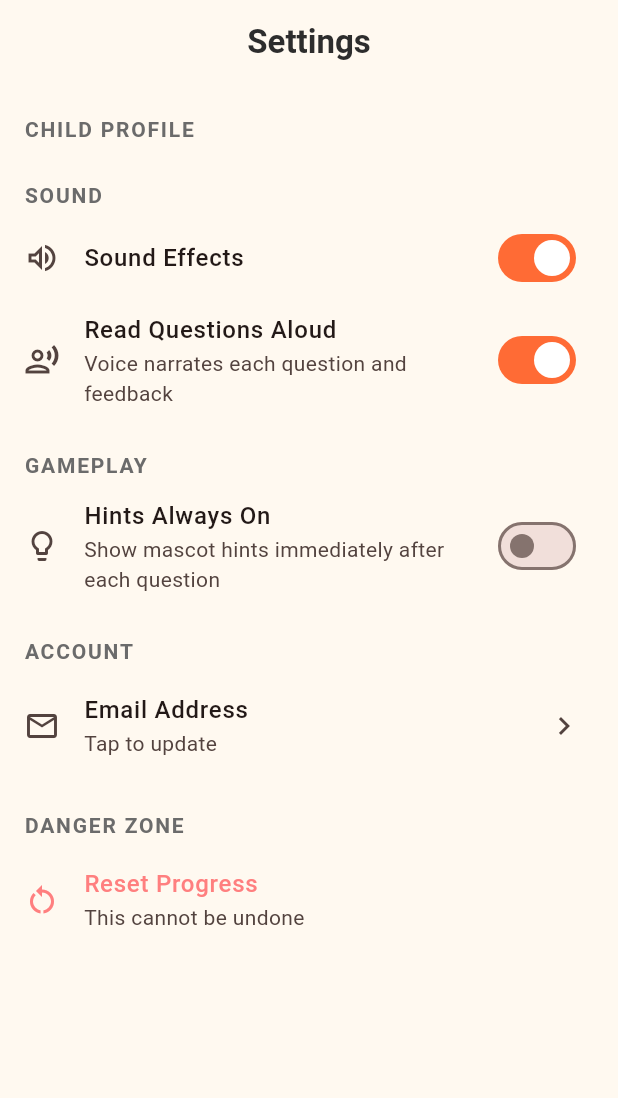
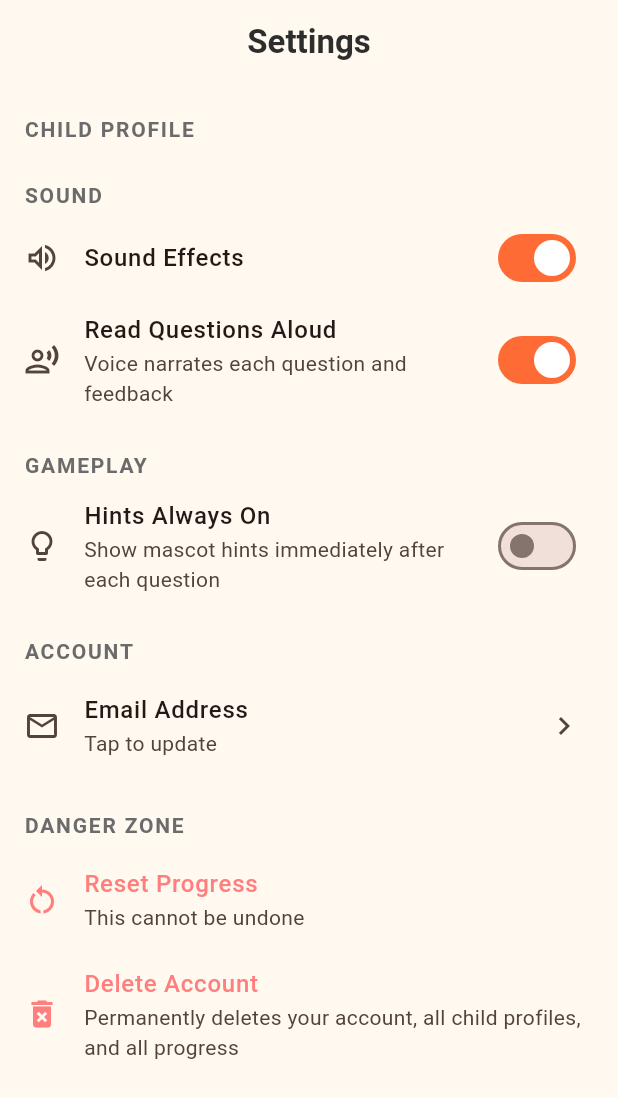
Before and after one commit to MultiplexerLab/mathmunch, a Flutter app: the SettingsScreen screen opened by its route, on a phone screen of 412 x 824 dp. Shown: the top 1098 px of the screen. Run offline on Flutter 3.47's test engine with Material 3 defaults, Android fonts, the phone set to English and light mode, and no system bars; our stand-ins replace audioplayers, flutter_animate, flutter_riverpod, flutter_tts, go_router, hive_flutter; accounts and stored records are empty; Roboto replaces fonts that are missing (Nunito).

Commit message:
Add account deletion (App Store Guideline 5.1.1v) and fix duplicate child bug
Apple requires apps that support account creation to also support
account deletion in-app, not just via a website. Added
AuthRepository.deleteAccount(), which removes the parent account,
every child profile, all stars/session history, and settings, then a
"Delete Account" entry in Settings' Danger Zone behind a confirmation
dialog. Verified with an isolated test covering both the delete path
and the no-account no-op case.

While writing that test, found createChild() was duplicating the new
child in childListProvider's in-memory state: addChildProfile()
mutates authStateProvider, which ChildRepository.build() watches, so
by the time the old manual `state = [...state, child]` line ran, the
watch-triggered rebuild had already included the child from Hive --
appending it again produced a duplicate entry. Removed the redundant
line; the rebuild already handles it correctly.

Co-Authored-By: Claude Sonnet 5 <noreply@anthropic.com>

```diff
--- a/lib/data/repositories/auth_repository.dart
+++ b/lib/data/repositories/auth_repository.dart
@@ -3,6 +3,7 @@ import 'dart:convert';
 import 'package:flutter_riverpod/flutter_riverpod.dart';
 import 'package:mathmunch/data/local/hive_service.dart';
 import 'package:mathmunch/data/models/parent_account.dart';
+import 'package:mathmunch/data/repositories/progress_repository.dart';
 import 'package:uuid/uuid.dart';
 
 // ---------------------------------------------------------------------------
@@ -113,6 +114,26 @@ class AuthRepository extends Notifier<AuthState> {
   void logout() {
     state = const AuthState();
   }
+
+  /// Apple App Store Review Guideline 5.1.1(v) -- apps that support account
+  /// creation must also support account deletion from within the app.
+  /// Permanently deletes the parent account, every child profile under it,
+  /// and all progress/session/settings data tied to this device.
+  Future<void> deleteAccount() async {
+    final account = state.parentAccount;
+    if (account == null) return;
+
+    final progress = ref.read(progressRepositoryProvider);
+    for (final childId in account.childProfileIds) {
+      await progress.resetAllProgress(childId);
+      await HiveService.childBox.delete(childId);
+    }
+
+    await HiveService.settingsBox.clear();
+    await HiveService.parentBox.delete(account.id);
+
+    state = const AuthState();
+  }
 }
 
 final authStateProvider = NotifierProvider<AuthRepository, AuthState>(
--- a/lib/data/repositories/child_repository.dart
+++ b/lib/data/repositories/child_repository.dart
@@ -29,8 +29,11 @@ class ChildRepository extends Notifier<List<ChildProfile>> {
       parentAccountId: account.id,
     );
     await HiveService.childBox.put(child.id, child);
+    // addChildProfile() mutates authStateProvider, which this notifier
+    // watches -- that alone invalidates/rebuilds this provider's state from
+    // Hive (now including this child), so no manual state update is needed
+    // here. Appending again on top of that rebuilt state would duplicate it.
     await ref.read(authStateProvider.notifier).addChildProfile(child.id);
-    state = [...state, child];
     return child;
   }
 
--- a/lib/features/settings/settings_screen.dart
+++ b/lib/features/settings/settings_screen.dart
@@ -1,7 +1,10 @@
 import 'package:flutter/material.dart';
 import 'package:flutter_riverpod/flutter_riverpod.dart';
+import 'package:go_router/go_router.dart';
 import 'package:mathmunch/core/constants/app_colors.dart';
 import 'package:mathmunch/core/constants/app_constants.dart';
+import 'package:mathmunch/core/router/app_router.dart';
+import 'package:mathmunch/data/repositories/auth_repository.dart';
 import 'package:mathmunch/data/repositories/child_repository.dart';
 import 'package:mathmunch/data/repositories/progress_repository.dart';
 import 'package:mathmunch/features/settings/providers/settings_provider.dart';
@@ -82,6 +85,17 @@ class SettingsScreen extends ConsumerWidget {
                 style: TextStyle(color: AppColors.incorrect)),
             subtitle: const Text('This cannot be undone'),
             onTap: () => _confirmReset(context, ref, child?.id),
+          ),
+          // Apple App Store Review Guideline 5.1.1(v) — account deletion
+          // must be available in-app, not just via a website/support request.
+          ListTile(
+            leading:
+                const Icon(Icons.delete_forever, color: AppColors.incorrect),
+            title: const Text('Delete Account',
+                style: TextStyle(color: AppColors.incorrect)),
+            subtitle: const Text(
+                'Permanently deletes your account, all child profiles, and all progress'),
+            onTap: () => _confirmDeleteAccount(context, ref),
           ),
         ],
       ),
@@ -193,6 +207,35 @@ class SettingsScreen extends ConsumerWidget {
       await ref.read(childListProvider.notifier).resetProgress(childId);
     }
   }
+
+  Future<void> _confirmDeleteAccount(
+      BuildContext context, WidgetRef ref) async {
+    final confirmed = await showDialog<bool>(
+      context: context,
+      builder: (_) => AlertDialog(
+        title: const Text('Delete account?'),
+        content: const Text(
+            'This permanently deletes your parent account, every child '
+            'profile, and all stars, stickers, and progress on this device. '
+            'This cannot be undone.'),
+        actions: [
+          TextButton(
+              onPressed: () => Navigator.pop(context, false),
+              child: const Text('Cancel')),
+          ElevatedButton(
+            style:
+                ElevatedButton.styleFrom(backgroundColor: AppColors.incorrect),
+            onPressed: () => Navigator.pop(context, true),
+            child: const Text('Delete Account'),
+          ),
+        ],
+      ),
+    );
+    if (confirmed == true) {
+      await ref.read(authStateProvider.notifier).deleteAccount();
+      if (context.mounted) context.go(AppRoutes.onboarding);
+    }
+  }
 }
 
 class _Section extends StatelessWidget {
```
